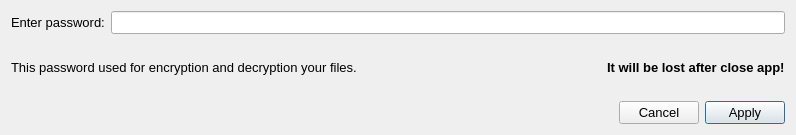
Before: the Qt Designer form gui/enterkey.ui in annndruha/SecurePhotos, drawn with Qt 5.
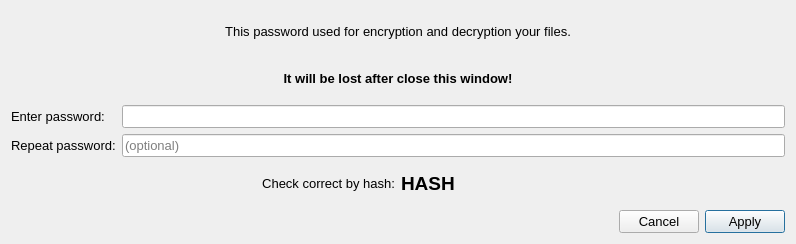
After: the same form once the commit is applied. Icons and pictures are not drawn.

Commit message: Compare password and show hash

Patch:
```diff
--- a/gui/enterkey.ui
+++ b/gui/enterkey.ui
@@ -7,7 +7,7 @@
     <x>0</x>
     <y>0</y>
     <width>796</width>
-    <height>135</height>
+    <height>244</height>
    </rect>
   </property>
   <property name="font">
@@ -27,65 +27,99 @@
   </property>
   <layout class="QVBoxLayout" name="verticalLayout_2">
    <item>
-    <layout class="QVBoxLayout" name="verticalLayout">
+    <widget class="QLabel" name="label_2">
+     <property name="text">
+      <string>This password used for encryption and decryption your files.</string>
+     </property>
+     <property name="alignment">
+      <set>Qt::AlignCenter</set>
+     </property>
+    </widget>
+   </item>
+   <item>
+    <widget class="QLabel" name="label">
+     <property name="font">
+      <font>
+       <pointsize>10</pointsize>
+       <bold>true</bold>
+      </font>
+     </property>
+     <property name="text">
+      <string>It will be lost after close this window!</string>
+     </property>
+     <property name="alignment">
+      <set>Qt::AlignCenter</set>
+     </property>
+    </widget>
+   </item>
+   <item>
+    <layout class="QGridLayout" name="gridLayout">
+     <item row="0" column="3">
+      <widget class="QLineEdit" name="keyField"/>
+     </item>
+     <item row="1" column="1">
+      <widget class="QLabel" name="label_3">
+       <property name="text">
+        <string>Repeat password:</string>
+       </property>
+      </widget>
+     </item>
+     <item row="1" column="3">
+      <widget class="QLineEdit" name="keyRepeat">
+       <property name="placeholderText">
+        <string>(optional)</string>
+       </property>
+      </widget>
+     </item>
+     <item row="0" column="1">
+      <widget class="QLabel" name="label_4">
+       <property name="font">
+        <font>
+         <pointsize>10</pointsize>
+        </font>
+       </property>
+       <property name="locale">
+        <locale language="English" country="UnitedStates"/>
+       </property>
+       <property name="text">
+        <string>Enter password:  </string>
+       </property>
+      </widget>
+     </item>
+    </layout>
+   </item>
+   <item>
+    <layout class="QHBoxLayout" name="horizontalLayout">
      <item>
-      <layout class="QHBoxLayout" name="horizontalLayout">
-       <item>
-        <widget class="QLabel" name="label_cur_name">
-         <property name="font">
-          <font>
-           <pointsize>10</pointsize>
-          </font>
-         </property>
-         <property name="locale">
-          <locale language="English" country="UnitedStates"/>
-         </property>
-         <property name="text">
-          <string>Enter password:</string>
-         </property>
-        </widget>
-       </item>
-       <item>
-        <widget class="QLineEdit" name="keyField"/>
-       </item>
-      </layout>
+      <widget class="QLabel" name="label_5">
+       <property name="text">
+        <string>Check correct by hash:</string>
+       </property>
+       <property name="alignment">
+        <set>Qt::AlignRight|Qt::AlignTrailing|Qt::AlignVCenter</set>
+       </property>
+       <property name="margin">
+        <number>12</number>
+       </property>
+      </widget>
      </item>
      <item>
-      <layout class="QHBoxLayout" name="horizontalLayout_2">
-       <item>
-        <widget class="QLabel" name="label">
-         <property name="text">
-          <string>This password used for encryption and decryption your files.</string>
-         </property>
-        </widget>
-       </item>
-       <item>
-        <spacer name="horizontalSpacer">
-         <property name="orientation">
-          <enum>Qt::Horizontal</enum>
-         </property>
-         <property name="sizeHint" stdset="0">
-          <size>
-           <width>40</width>
-           <height>20</height>
-          </size>
-         </property>
-        </spacer>
-       </item>
-       <item>
-        <widget class="QLabel" name="label_2">
-         <property name="font">
-          <font>
-           <pointsize>10</pointsize>
-           <bold>true</bold>
-          </font>
-         </property>
-         <property name="text">
-          <string>It will be lost after close app!</string>
-         </property>
-        </widget>
-       </item>
-      </layout>
+      <widget class="QLabel" name="hash_field">
+       <property name="font">
+        <font>
+         <pointsize>14</pointsize>
+         <bold>true</bold>
+         <underline>false</underline>
+         <strikeout>false</strikeout>
+        </font>
+       </property>
+       <property name="text">
+        <string>HASH</string>
+       </property>
+       <property name="margin">
+        <number>0</number>
+       </property>
+      </widget>
      </item>
     </layout>
    </item>
```
The commit also changes 3 other files.
